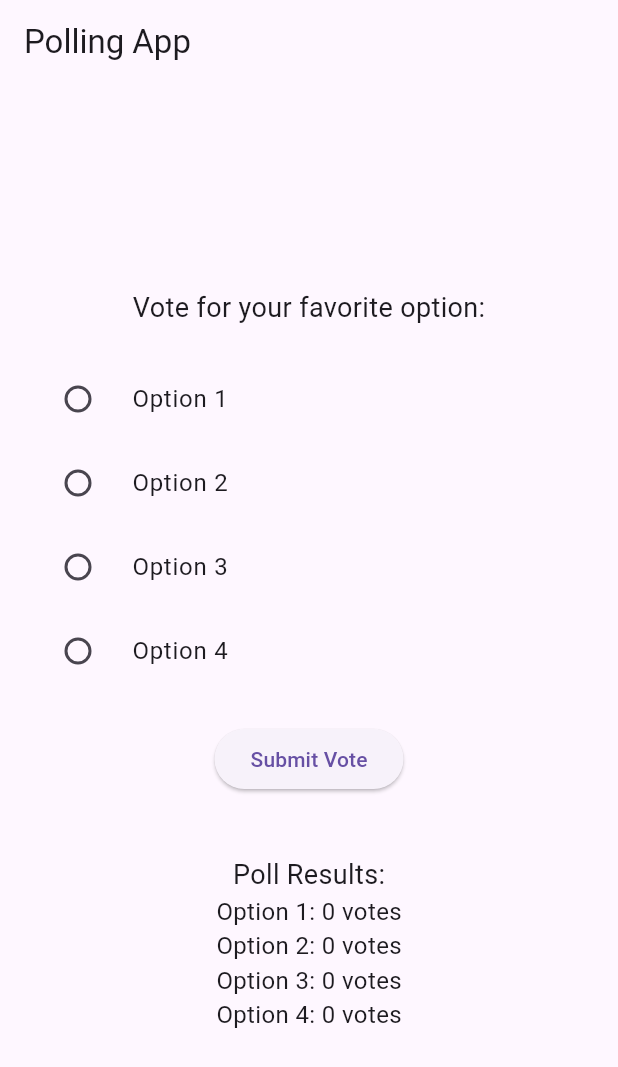
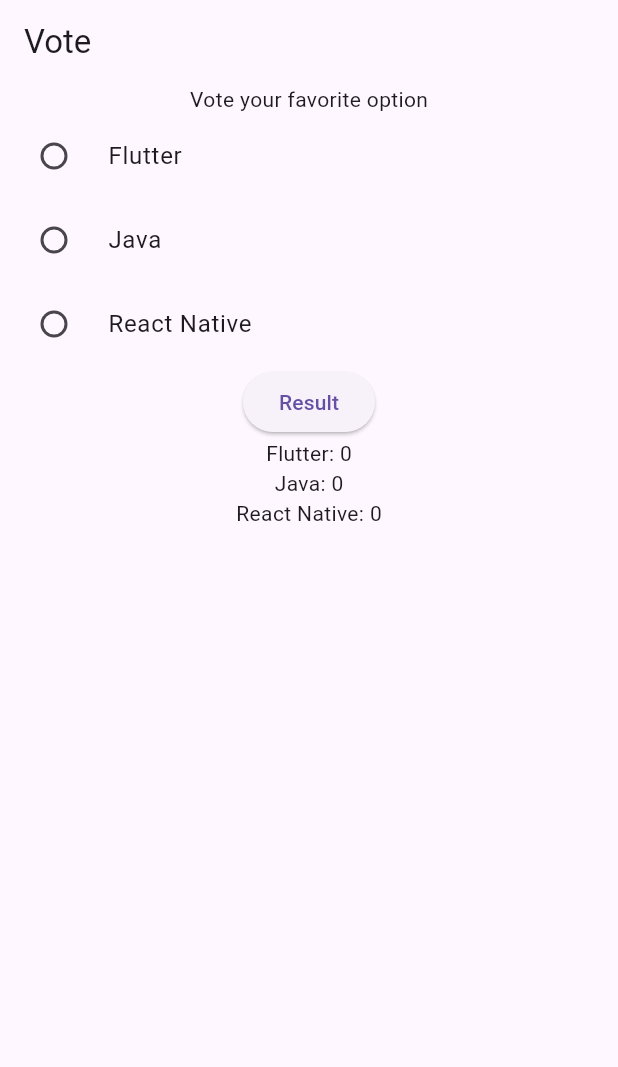
Before and after one commit to HasanJuned/testing2, a Flutter app: the screen it shows after launch, on a phone screen of 412 x 824 dp. Shown: the top 1067 px of the screen. Run offline on Flutter 3.47's test engine with Material 3 defaults, Android fonts, the phone set to English and light mode, and no system bars; our stand-ins replace get.

Commit message:
polling app

```diff
--- a/lib/main.dart
+++ b/lib/main.dart
@@ -1,89 +1,80 @@
 import 'package:flutter/material.dart';
+
 
 void main() {
   runApp(MyApp());
 }
 
 class MyApp extends StatelessWidget {
+  const MyApp({super.key});
+
   @override
   Widget build(BuildContext context) {
     return MaterialApp(
-      title: 'Polling App',
-      theme: ThemeData(
-        primarySwatch: Colors.blue,
-      ),
-      home: PollingPage(),
+      home: PollingApp(),
     );
   }
 }
 
-class PollingPage extends StatefulWidget {
+class PollingApp extends StatefulWidget {
+  const PollingApp({super.key});
+
   @override
-  _PollingPageState createState() => _PollingPageState();
+  State<PollingApp> createState() => _PollingAppState();
 }
 
-class _PollingPageState extends State<PollingPage> {
+class _PollingAppState extends State<PollingApp> {
   String? selectedOption;
-  Map<String, int> pollResults = {
-    'Option 1': 0,
-    'Option 2': 0,
-    'Option 3': 0,
-    'Option 4': 0,
+
+
+  Map<String, dynamic> pollOptions = {
+    'Flutter': 0,
+    'Java': 0,
+    'React Native': 0,
   };
 
-  void submitVote() {
-    if (selectedOption != null) {
-      setState(() {
-        pollResults[selectedOption!] = pollResults[selectedOption!]! + 1;
-      });
-    }
+  void voteCalculation() {
+    pollOptions[selectedOption!]++;
+    setState(() {});
   }
 
   @override
   Widget build(BuildContext context) {
     return Scaffold(
       appBar: AppBar(
-        title: Text('Polling App'),
+        title: const Text('Vote'),
       ),
-      body: Padding(
-        padding: const EdgeInsets.all(16.0),
+      body: SingleChildScrollView(
+        child: Center(
           child: Column(
-          mainAxisAlignment: MainAxisAlignment.center,
+            crossAxisAlignment: CrossAxisAlignment.center,
             children: [
-            Text(
-              'Vote for your favorite option:',
-              style: TextStyle(fontSize: 18),
-            ),
-            SizedBox(height: 20),
-            ...pollResults.keys.map((option) {
-              return RadioListTile<String>(
-                title: Text(option),
-                value: option,
+              const Text('Vote your favorite option'),
+
+
+              ...pollOptions.keys.map((options) {
+                return RadioListTile(
+                    title: Text(options),
+                    value: options,
                     groupValue: selectedOption,
                     onChanged: (value) {
-                  setState(() {
                       selectedOption = value;
+                      /// voteCalculation();
+                      setState(() {});
                     });
+              }),
+              ElevatedButton(
+                onPressed: () {
+                  voteCalculation();
                 },
-              );
-            }).toList(),
-            SizedBox(height: 20),
-            ElevatedButton(
-              onPressed: submitVote,
-              child: Text('Submit Vote'),
+                child: const Text('Result'),
               ),
-            SizedBox(height: 40),
-            Text(
-              'Poll Results:',
-              style: TextStyle(fontSize: 18),
+
+              ...pollOptions.entries.map((value){
+                return Text('${value.key}: ${value.value}' );
+              })
+            ],
           ),
-            ...pollResults.entries.map((entry) {
-              return Text(
-                '${entry.key}: ${entry.value} votes',
-                style: TextStyle(fontSize: 16),
-              );
-            }).toList(),
-          ],
         ),
       ),
     );
```
Lines whose indentation alone changed are shown as unchanged.
